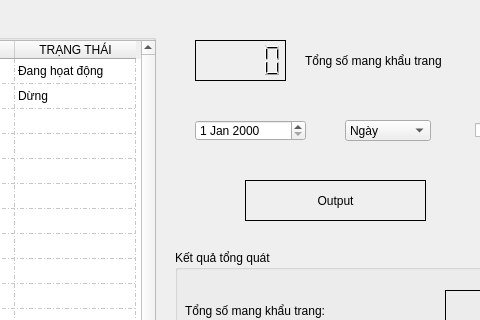
First picture: the form in design/test_table.ui, repository MinhDung0803/face_mask_reg_gui, before the edit; both pictures show x 165 to 645 and y 0 to 320 of the 800 by 600 pixel window.
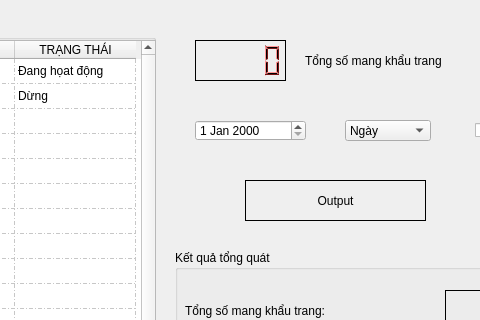
Second picture: the form after the edit.

The edit to the form file:
```diff
--- a/design/test_table.ui
+++ b/design/test_table.ui
@@ -172,6 +172,448 @@
       <height>41</height>
      </rect>
     </property>
+    <property name="palette">
+     <palette>
+      <active>
+       <colorrole role="WindowText">
+        <brush brushstyle="SolidPattern">
+         <color alpha="255">
+          <red>0</red>
+          <green>0</green>
+          <blue>0</blue>
+         </color>
+        </brush>
+       </colorrole>
+       <colorrole role="Button">
+        <brush brushstyle="SolidPattern">
+         <color alpha="255">
+          <red>239</red>
+          <green>41</green>
+          <blue>41</blue>
+         </color>
+        </brush>
+       </colorrole>
+       <colorrole role="Light">
+        <brush brushstyle="SolidPattern">
+         <color alpha="255">
+          <red>255</red>
+          <green>147</green>
+          <blue>147</blue>
+         </color>
+        </brush>
+       </colorrole>
+       <colorrole role="Midlight">
+        <brush brushstyle="SolidPattern">
+         <color alpha="255">
+          <red>247</red>
+          <green>94</green>
+          <blue>94</blue>
+         </color>
+        </brush>
+       </colorrole>
+       <colorrole role="Dark">
+        <brush brushstyle="SolidPattern">
+         <color alpha="255">
+          <red>119</red>
+          <green>20</green>
+          <blue>20</blue>
+         </color>
+        </brush>
+       </colorrole>
+       <colorrole role="Mid">
+        <brush brushstyle="SolidPattern">
+         <color alpha="255">
+          <red>159</red>
+          <green>27</green>
+          <blue>27</blue>
+         </color>
+        </brush>
+       </colorrole>
+       <colorrole role="Text">
+        <brush brushstyle="SolidPattern">
+         <color alpha="255">
+          <red>0</red>
+          <green>0</green>
+          <blue>0</blue>
+         </color>
+        </brush>
+       </colorrole>
+       <colorrole role="BrightText">
+        <brush brushstyle="SolidPattern">
+         <color alpha="255">
+          <red>255</red>
+          <green>255</green>
+          <blue>255</blue>
+         </color>
+        </brush>
+       </colorrole>
+       <colorrole role="ButtonText">
+        <brush brushstyle="SolidPattern">
+         <color alpha="255">
+          <red>0</red>
+          <green>0</green>
+          <blue>0</blue>
+         </color>
+        </brush>
+       </colorrole>
+       <colorrole role="Base">
+        <brush brushstyle="SolidPattern">
+         <color alpha="255">
+          <red>255</red>
+          <green>255</green>
+          <blue>255</blue>
+         </color>
+        </brush>
+       </colorrole>
+       <colorrole role="Window">
+        <brush brushstyle="SolidPattern">
+         <color alpha="255">
+          <red>239</red>
+          <green>41</green>
+          <blue>41</blue>
+         </color>
+        </brush>
+       </colorrole>
+       <colorrole role="Shadow">
+        <brush brushstyle="SolidPattern">
+         <color alpha="255">
+          <red>0</red>
+          <green>0</green>
+          <blue>0</blue>
+         </color>
+        </brush>
+       </colorrole>
+       <colorrole role="AlternateBase">
+        <brush brushstyle="SolidPattern">
+         <color alpha="255">
+          <red>247</red>
+          <green>148</green>
+          <blue>148</blue>
+         </color>
+        </brush>
+       </colorrole>
+       <colorrole role="ToolTipBase">
+        <brush brushstyle="SolidPattern">
+         <color alpha="255">
+          <red>255</red>
+          <green>255</green>
+          <blue>220</blue>
+         </color>
+        </brush>
+       </colorrole>
+       <colorrole role="ToolTipText">
+        <brush brushstyle="SolidPattern">
+         <color alpha="255">
+          <red>0</red>
+          <green>0</green>
+          <blue>0</blue>
+         </color>
+        </brush>
+       </colorrole>
+       <colorrole role="PlaceholderText">
+        <brush brushstyle="SolidPattern">
+         <color alpha="128">
+          <red>0</red>
+          <green>0</green>
+          <blue>0</blue>
+         </color>
+        </brush>
+       </colorrole>
+      </active>
+      <inactive>
+       <colorrole role="WindowText">
+        <brush brushstyle="SolidPattern">
+         <color alpha="255">
+          <red>0</red>
+          <green>0</green>
+          <blue>0</blue>
+         </color>
+        </brush>
+       </colorrole>
+       <colorrole role="Button">
+        <brush brushstyle="SolidPattern">
+         <color alpha="255">
+          <red>239</red>
+          <green>41</green>
+          <blue>41</blue>
+         </color>
+        </brush>
+       </colorrole>
+       <colorrole role="Light">
+        <brush brushstyle="SolidPattern">
+         <color alpha="255">
+          <red>255</red>
+          <green>147</green>
+          <blue>147</blue>
+         </color>
+        </brush>
+       </colorrole>
+       <colorrole role="Midlight">
+        <brush brushstyle="SolidPattern">
+         <color alpha="255">
+          <red>247</red>
+          <green>94</green>
+          <blue>94</blue>
+         </color>
+        </brush>
+       </colorrole>
+       <colorrole role="Dark">
+        <brush brushstyle="SolidPattern">
+         <color alpha="255">
+          <red>119</red>
+          <green>20</green>
+          <blue>20</blue>
+         </color>
+        </brush>
+       </colorrole>
+       <colorrole role="Mid">
+        <brush brushstyle="SolidPattern">
+         <color alpha="255">
+          <red>159</red>
+          <green>27</green>
+          <blue>27</blue>
+         </color>
+        </brush>
+       </colorrole>
+       <colorrole role="Text">
+        <brush brushstyle="SolidPattern">
+         <color alpha="255">
+          <red>0</red>
+          <green>0</green>
+          <blue>0</blue>
+         </color>
+        </brush>
+       </colorrole>
+       <colorrole role="BrightText">
+        <brush brushstyle="SolidPattern">
+         <color alpha="255">
+          <red>255</red>
+          <green>255</green>
+          <blue>255</blue>
+         </color>
+        </brush>
+       </colorrole>
+       <colorrole role="ButtonText">
+        <brush brushstyle="SolidPattern">
+         <color alpha="255">
+          <red>0</red>
+          <green>0</green>
+          <blue>0</blue>
+         </color>
+        </brush>
+       </colorrole>
+       <colorrole role="Base">
+        <brush brushstyle="SolidPattern">
+         <color alpha="255">
+          <red>255</red>
+          <green>255</green>
+          <blue>255</blue>
+         </color>
+        </brush>
+       </colorrole>
+       <colorrole role="Window">
+        <brush brushstyle="SolidPattern">
+         <color alpha="255">
+          <red>239</red>
+          <green>41</green>
+          <blue>41</blue>
+         </color>
+        </brush>
+       </colorrole>
+       <colorrole role="Shadow">
+        <brush brushstyle="SolidPattern">
+         <color alpha="255">
+          <red>0</red>
+          <green>0</green>
+          <blue>0</blue>
+         </color>
+        </brush>
+       </colorrole>
+       <colorrole role="AlternateBase">
+        <brush brushstyle="SolidPattern">
+         <color alpha="255">
+          <red>247</red>
+          <green>148</green>
+          <blue>148</blue>
+         </color>
+        </brush>
+       </colorrole>
+       <colorrole role="ToolTipBase">
+        <brush brushstyle="SolidPattern">
+         <color alpha="255">
+          <red>255</red>
+          <green>255</green>
+          <blue>220</blue>
+         </color>
+        </brush>
+       </colorrole>
+       <colorrole role="ToolTipText">
+        <brush brushstyle="SolidPattern">
+         <color alpha="255">
+          <red>0</red>
+          <green>0</green>
+          <blue>0</blue>
+         </color>
+        </brush>
+       </colorrole>
+       <colorrole role="PlaceholderText">
+        <brush brushstyle="SolidPattern">
+         <color alpha="128">
+          <red>0</red>
+          <green>0</green>
+          <blue>0</blue>
+         </color>
+        </brush>
+       </colorrole>
+      </inactive>
+      <disabled>
+       <colorrole role="WindowText">
+        <brush brushstyle="SolidPattern">
+         <color alpha="255">
+          <red>119</red>
+          <green>20</green>
+          <blue>20</blue>
+         </color>
+        </brush>
+       </colorrole>
+       <colorrole role="Button">
+        <brush brushstyle="SolidPattern">
+         <color alpha="255">
+          <red>239</red>
+          <green>41</green>
+          <blue>41</blue>
+         </color>
+        </brush>
+       </colorrole>
+       <colorrole role="Light">
+        <brush brushstyle="SolidPattern">
+         <color alpha="255">
+          <red>255</red>
+          <green>147</green>
+          <blue>147</blue>
+         </color>
+        </brush>
+       </colorrole>
+       <colorrole role="Midlight">
+        <brush brushstyle="SolidPattern">
+         <color alpha="255">
+          <red>247</red>
+          <green>94</green>
+          <blue>94</blue>
+         </color>
+        </brush>
+       </colorrole>
+       <colorrole role="Dark">
+        <brush brushstyle="SolidPattern">
+         <color alpha="255">
+          <red>119</red>
+          <green>20</green>
+          <blue>20</blue>
+         </color>
+        </brush>
+       </colorrole>
+       <colorrole role="Mid">
+        <brush brushstyle="SolidPattern">
+         <color alpha="255">
+          <red>159</red>
+          <green>27</green>
+          <blue>27</blue>
+         </color>
+        </brush>
+       </colorrole>
+       <colorrole role="Text">
+        <brush brushstyle="SolidPattern">
+         <color alpha="255">
+          <red>119</red>
+          <green>20</green>
+          <blue>20</blue>
+         </color>
+        </brush>
+       </colorrole>
+       <colorrole role="BrightText">
+        <brush brushstyle="SolidPattern">
+         <color alpha="255">
+          <red>255</red>
+          <green>255</green>
+          <blue>255</blue>
+         </color>
+        </brush>
+       </colorrole>
+       <colorrole role="ButtonText">
+        <brush brushstyle="SolidPattern">
+         <color alpha="255">
+          <red>119</red>
+          <green>20</green>
+          <blue>20</blue>
+         </color>
+        </brush>
+       </colorrole>
+       <colorrole role="Base">
+        <brush brushstyle="SolidPattern">
+         <color alpha="255">
+          <red>239</red>
+          <green>41</green>
+          <blue>41</blue>
+         </color>
+        </brush>
+       </colorrole>
+       <colorrole role="Window">
+        <brush brushstyle="SolidPattern">
+         <color alpha="255">
+          <red>239</red>
+          <green>41</green>
+          <blue>41</blue>
+         </color>
+        </brush>
+       </colorrole>
+       <colorrole role="Shadow">
+        <brush brushstyle="SolidPattern">
+         <color alpha="255">
+          <red>0</red>
+          <green>0</green>
+          <blue>0</blue>
+         </color>
+        </brush>
+       </colorrole>
+       <colorrole role="AlternateBase">
+        <brush brushstyle="SolidPattern">
+         <color alpha="255">
+          <red>239</red>
+          <green>41</green>
+          <blue>41</blue>
+         </color>
+        </brush>
+       </colorrole>
+       <colorrole role="ToolTipBase">
+        <brush brushstyle="SolidPattern">
+         <color alpha="255">
+          <red>255</red>
+          <green>255</green>
+          <blue>220</blue>
+         </color>
+        </brush>
+       </colorrole>
+       <colorrole role="ToolTipText">
+        <brush brushstyle="SolidPattern">
+         <color alpha="255">
+          <red>0</red>
+          <green>0</green>
+          <blue>0</blue>
+         </color>
+        </brush>
+       </colorrole>
+       <colorrole role="PlaceholderText">
+        <brush brushstyle="SolidPattern">
+         <color alpha="128">
+          <red>0</red>
+          <green>0</green>
+          <blue>0</blue>
+         </color>
+        </brush>
+       </colorrole>
+      </disabled>
+     </palette>
+    </property>
     <property name="font">
      <font>
       <family>Ubuntu</family>
```
